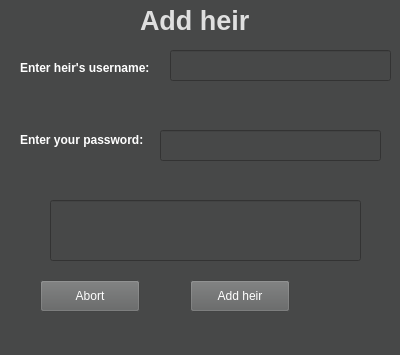
The window that forms/addheir.ui (IVAndreev21/YRT) describes before a commit, drawn with Qt 5.
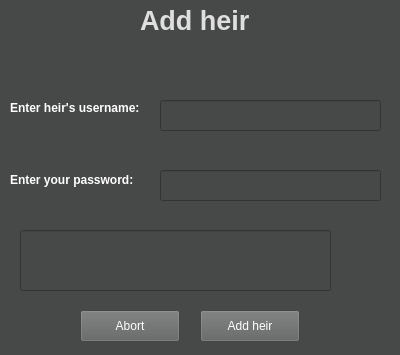
The same window after the commit. Icons and pictures are not drawn.

Diff of the .ui file:
```diff
--- a/forms/addheir.ui
+++ b/forms/addheir.ui
@@ -85,9 +85,9 @@
    <widget class="QLabel" name="addUsername_LA">
     <property name="geometry">
      <rect>
-      <x>40</x>
-      <y>70</y>
-      <width>131</width>
+      <x>30</x>
+      <y>110</y>
+      <width>161</width>
       <height>16</height>
      </rect>
     </property>
@@ -106,9 +106,9 @@
    <widget class="QLabel" name="enterPass_LA">
     <property name="geometry">
      <rect>
-      <x>40</x>
-      <y>140</y>
-      <width>131</width>
+      <x>30</x>
+      <y>180</y>
+      <width>151</width>
       <height>20</height>
      </rect>
     </property>
@@ -127,8 +127,8 @@
    <widget class="QPushButton" name="addHeir_PB">
     <property name="geometry">
      <rect>
-      <x>210</x>
-      <y>290</y>
+      <x>220</x>
+      <y>320</y>
       <width>100</width>
       <height>32</height>
      </rect>
@@ -154,8 +154,8 @@
    <widget class="QPushButton" name="abort_PB">
     <property name="geometry">
      <rect>
-      <x>60</x>
-      <y>290</y>
+      <x>100</x>
+      <y>320</y>
       <width>100</width>
       <height>32</height>
      </rect>
@@ -182,7 +182,7 @@
     <property name="geometry">
      <rect>
       <x>180</x>
-      <y>140</y>
+      <y>180</y>
       <width>221</width>
       <height>31</height>
      </rect>
@@ -194,8 +194,8 @@
    <widget class="QLineEdit" name="heir_LE">
     <property name="geometry">
      <rect>
-      <x>190</x>
-      <y>60</y>
+      <x>180</x>
+      <y>110</y>
       <width>221</width>
       <height>31</height>
      </rect>
@@ -207,8 +207,8 @@
    <widget class="QLineEdit" name="securityAnswer_LE">
     <property name="geometry">
      <rect>
-      <x>70</x>
-      <y>210</y>
+      <x>40</x>
+      <y>240</y>
       <width>311</width>
       <height>61</height>
      </rect>
@@ -219,8 +219,8 @@
      <rect>
       <x>30</x>
       <y>20</y>
-      <width>58</width>
-      <height>41</height>
+      <width>101</width>
+      <height>71</height>
      </rect>
     </property>
     <property name="text">
```
